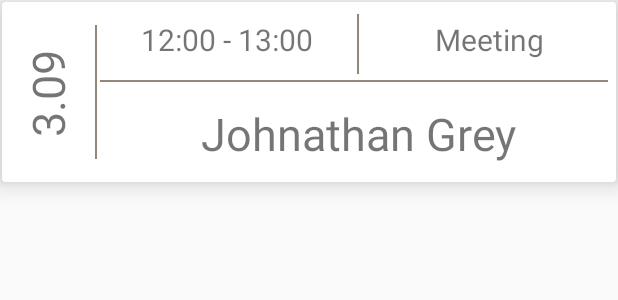
After one commit to ElizabethHauroo/MyNCI, an Android app: the layout admin_booking_items.xml on its own in the app's theme, with its tools: preview values and no code run, on a phone screen of 412 x 824 dp. The commit adds this screen. Shown: the top 300 px of the screen. Run offline under Robolectric (Android 15) with nearby library versions, the light colour scheme and no system bars.

Commit message:
bookings_admin:WAD BUG:null_pointer roomID

```diff
--- /dev/null
+++ b/app/src/main/res/layout/admin_booking_items.xml
@@ -0,0 +1,126 @@
+<?xml version="1.0" encoding="utf-8"?>
+<androidx.cardview.widget.CardView xmlns:android="http://schemas.android.com/apk/res/android"
+    android:layout_width="match_parent"
+    android:layout_height="120dp"
+    xmlns:app="http://schemas.android.com/apk/res-auto"
+    app:cardElevation="10dp"
+    android:layout_margin="1dp">
+
+    <LinearLayout
+        android:id="@+id/main_linear_admin_booking"
+        android:layout_width="match_parent"
+        android:layout_height="match_parent"
+        android:orientation="horizontal">
+
+        <LinearLayout
+            android:id="@+id/linear_room_admin_booking"
+            android:layout_width="60dp"
+            android:layout_height="match_parent"
+            android:orientation="horizontal">
+
+            <TextView
+                android:id="@+id/room_admin_booking_txt"
+                android:layout_width="match_parent"
+                android:layout_height="wrap_content"
+                android:text="3.09"
+                android:rotation="-90"
+                android:textSize="30dp"
+                android:layout_gravity="center_vertical"/>
+
+
+
+        </LinearLayout>
+        <View
+            android:layout_below="@+id/room_divider_admin"
+            android:id="@+id/dateroom_divider"
+            android:layout_width="2px"
+            android:layout_height="match_parent"
+            android:layout_marginTop="15dp"
+            android:layout_marginBottom="15dp"
+            android:layout_marginLeft="2dp"
+            android:layout_marginRight="2dp"
+            android:background="@color/battleship_grey"/>
+        <LinearLayout
+            android:id="@+id/linear_second_third_admin"
+            android:layout_width="0dp"
+            android:layout_height="match_parent"
+            android:orientation="vertical"
+            android:layout_weight="1">
+
+            <LinearLayout
+                android:id="@+id/linear_header_admin_booking"
+                android:layout_width="match_parent"
+                android:layout_height="50dp"
+                android:orientation="horizontal"
+                android:weightSum="2">
+                <LinearLayout
+                    android:layout_width="0dp"
+                    android:layout_height="match_parent"
+                    android:layout_weight="1"
+                    android:gravity="center_horizontal">
+
+                    <TextView
+                        android:id="@+id/timeslot_admin_booking_txt"
+                        android:layout_width="match_parent"
+                        android:layout_height="match_parent"
+                        android:text="12:00 - 13:00"
+                        android:textSize="20dp"
+                        android:gravity="center"/>
+
+                </LinearLayout>
+                <View
+                    android:layout_below="@+id/room_divider_admin"
+                    android:id="@+id/time_reason_divider"
+                    android:layout_width="2px"
+                    android:layout_height="match_parent"
+                    android:layout_marginTop="8dp"
+                    android:layout_marginBottom="2dp"
+                    android:layout_marginLeft="2dp"
+                    android:layout_marginRight="2dp"
+                    android:background="@color/battleship_grey"/>
+                <LinearLayout
+                    android:layout_width="0dp"
+                    android:layout_height="match_parent"
+                    android:layout_weight="1">
+
+                    <TextView
+                        android:id="@+id/reason_admin_booking_txt"
+                        android:layout_width="match_parent"
+                        android:layout_height="match_parent"
+                        android:text="Meeting"
+                        android:textSize="20dp"
+                        android:gravity="center"/>
+
+                </LinearLayout>
+
+            </LinearLayout>
+            <View
+                android:id="@+id/header_divider_admin"
+                android:layout_width="match_parent"
+                android:layout_height="2px"
+                android:layout_marginTop="2dp"
+                android:layout_marginBottom="2dp"
+                android:layout_marginLeft="0dp"
+                android:layout_marginRight="5dp"
+                android:background="@color/battleship_grey"/>
+            <LinearLayout
+                android:layout_width="match_parent"
+                android:layout_height="0dp"
+                android:layout_weight="1">
+
+                <TextView
+                    android:id="@+id/name_user_admin_booking_txt"
+                    android:layout_width="match_parent"
+                    android:layout_height="match_parent"
+                    android:text="Johnathan Grey"
+                    android:textSize="30dp"
+                    android:gravity="center"/>
+
+            </LinearLayout>
+
+        </LinearLayout>
+
+    </LinearLayout>
+
+
+</androidx.cardview.widget.CardView>
```
Also changed, not shown: app/src/main/java/com/example/mynciapp/AdminActivity.java (+61 -0 lines), app/src/main/java/com/example/mynciapp/BookingAdapters/AdminBookingsAdapter.java (added, +65 -0 lines), app/src/main/java/com/example/mynciapp/BookingAdapters/RoomProfileBookingsAdapter.java (+57 -0 lines), app/src/main/java/com/example/mynciapp/BookingFragments/Fragment3Booking.java (+14 -2 lines), app/src/main/java/com/example/mynciapp/BookingModels/AdminBookingInformation.java (added, +71 -0 lines), 1 other file.
